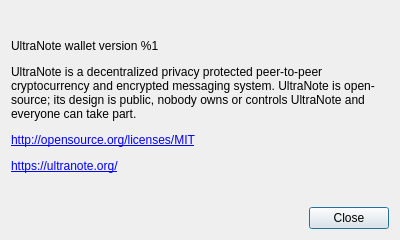
Old version of the form src/gui/ui/aboutdialog.ui in the repository xun-project/ultranotei-desktop.
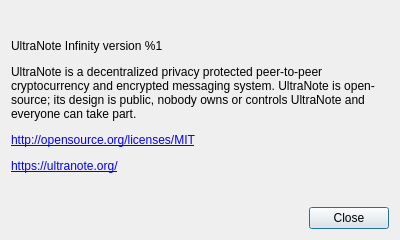
New version of the form.

Patch:
```diff
--- a/src/gui/ui/aboutdialog.ui
+++ b/src/gui/ui/aboutdialog.ui
@@ -41,7 +41,7 @@
       </sizepolicy>
      </property>
      <property name="text">
-      <string>&lt;html&gt;&lt;head/&gt;&lt;body&gt;&lt;p&gt;UltraNote wallet version %1&lt;/p&gt;&lt;p&gt;UltraNote is a decentralized privacy protected peer-to-peer cryptocurrency and encrypted messaging system. UltraNote is open-source; its design is public, nobody owns or controls UltraNote and everyone can take part.&lt;/p&gt;&lt;p&gt;&lt;a href=&quot;http://opensource.org/licenses/MIT&quot;&gt;&lt;span style=&quot; text-decoration: underline; color:#0000ff;&quot;&gt;http://opensource.org/licenses/MIT&lt;/span&gt;&lt;/a&gt;&lt;/p&gt;&lt;p&gt;&lt;a href=&quot;https://ultranote.org/&quot;&gt;&lt;span style=&quot; text-decoration: underline; color:#0000ff;&quot;&gt;https://ultranote.org/&lt;/span&gt;&lt;/a&gt;&lt;/p&gt;&lt;/body&gt;&lt;/html&gt;</string>
+      <string>&lt;html&gt;&lt;head/&gt;&lt;body&gt;&lt;p&gt;UltraNote Infinity version %1&lt;/p&gt;&lt;p&gt;UltraNote is a decentralized privacy protected peer-to-peer cryptocurrency and encrypted messaging system. UltraNote is open-source; its design is public, nobody owns or controls UltraNote and everyone can take part.&lt;/p&gt;&lt;p&gt;&lt;a href=&quot;http://opensource.org/licenses/MIT&quot;&gt;&lt;span style=&quot; text-decoration: underline; color:#0000ff;&quot;&gt;http://opensource.org/licenses/MIT&lt;/span&gt;&lt;/a&gt;&lt;/p&gt;&lt;p&gt;&lt;a href=&quot;https://ultranote.org/&quot;&gt;&lt;span style=&quot; text-decoration: underline; color:#0000ff;&quot;&gt;https://ultranote.org/&lt;/span&gt;&lt;/a&gt;&lt;/p&gt;&lt;/body&gt;&lt;/html&gt;</string>
      </property>
      <property name="textFormat">
       <enum>Qt::RichText</enum>
```
